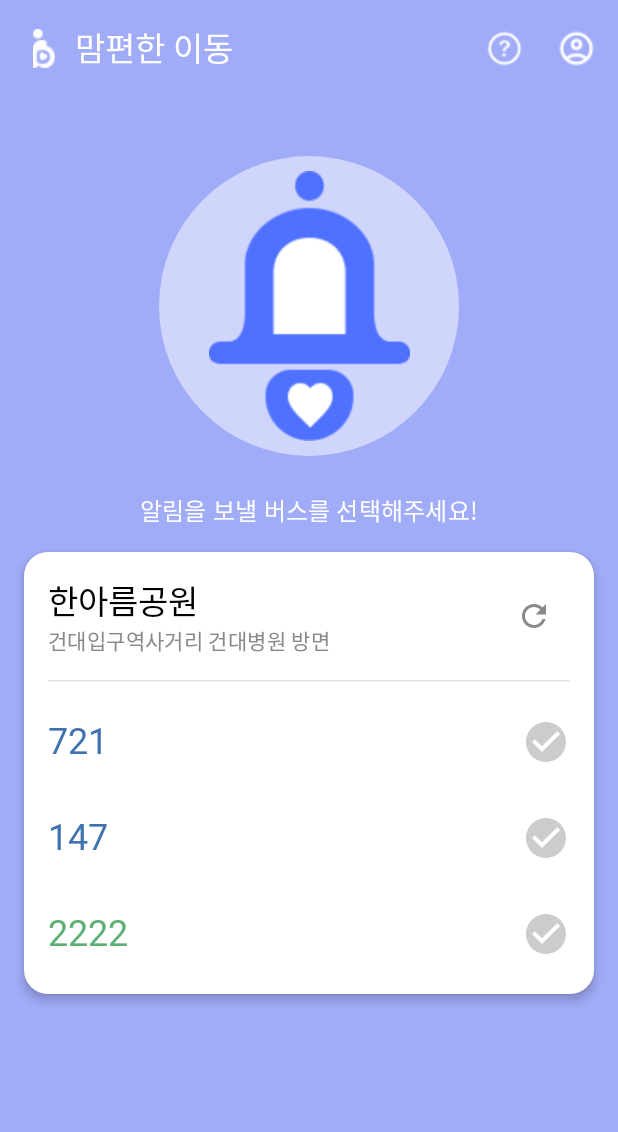
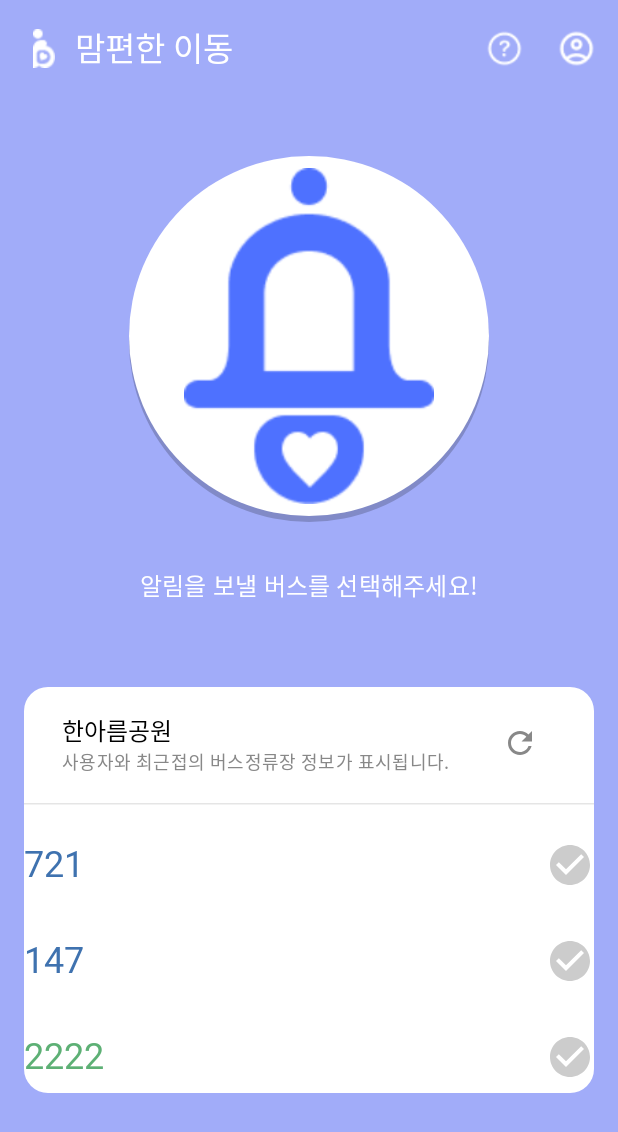
Before and after one commit to BFDream-AutoEver/BFDream-Android, an Android app built with Jetpack Compose: the @Preview function MainPreview, on a phone screen of 412 x 824 dp. Shown: the top 1132 px of the screen. Run offline under Robolectric (Android 15) with nearby library versions, the phone set to English and light mode, and no system bars; Roboto replaces fonts that are not available here.

Commit message:
feat: 메인 버튼 ui 수정

```diff
--- a/app/src/main/java/com/example/bfdream_android/components/MainScreen.kt
+++ b/app/src/main/java/com/example/bfdream_android/components/MainScreen.kt
@@ -23,6 +23,7 @@ import androidx.compose.foundation.shape.RoundedCornerShape
 import androidx.compose.material.icons.Icons
 import androidx.compose.material.icons.filled.CheckCircle
 import androidx.compose.material.icons.filled.Refresh
+import androidx.compose.material3.AlertDialog
 import androidx.compose.material3.Button
 import androidx.compose.material3.ButtonDefaults
 import androidx.compose.material3.Card
@@ -42,9 +43,12 @@ import androidx.compose.material3.TopAppBarDefaults
 import androidx.compose.runtime.Composable
 import androidx.compose.runtime.LaunchedEffect
 import androidx.compose.runtime.collectAsState
+import androidx.compose.runtime.derivedStateOf
 import androidx.compose.runtime.getValue
+import androidx.compose.runtime.mutableStateOf
 import androidx.compose.runtime.remember
 import androidx.compose.runtime.rememberCoroutineScope
+import androidx.compose.runtime.setValue
 import androidx.compose.ui.Alignment
 import androidx.compose.ui.Modifier
 import androidx.compose.ui.draw.blur
@@ -55,6 +59,7 @@ import androidx.compose.ui.res.painterResource
 import androidx.compose.ui.text.font.FontWeight
 import androidx.compose.ui.tooling.preview.Preview
 import androidx.compose.ui.unit.dp
+import androidx.compose.ui.unit.sp
 import androidx.lifecycle.ViewModel
 import androidx.lifecycle.viewmodel.compose.viewModel
 import com.example.bfdream_android.R
@@ -67,34 +72,54 @@ import kotlinx.coroutines.launch
 fun MainScreen(
     onNavigateToHelp: () -> Unit,
     onNavigateToProfile: () -> Unit,
-    btViewModel: BTViewModel = viewModel( // 수정: ViewModel 타입 및 이름 변경
+    btViewModel: BTViewModel = viewModel(
         factory = BTViewModelFactory(LocalContext.current.applicationContext)
     )
 ) {
-    val selectedBusId by btViewModel.selectedBusId.collectAsState() // 수정: ViewModel 인스턴스 이름 변경
-    val connectionState by btViewModel.connectionState.collectAsState() // 수정: ViewModel 인스턴스 이름 변경
-    val isSending by btViewModel.isSending.collectAsState() // 수정: ViewModel 인스턴스 이름 변경
+    val selectedBusId by btViewModel.selectedBusId.collectAsState()
+    val connectionState by btViewModel.connectionState.collectAsState()
+    val isSending by btViewModel.isSending.collectAsState()
 
     val snackbarHostState = remember { SnackbarHostState() }
     val scope = rememberCoroutineScope()
 
-    // --- State -> Snackbar 메시지 표시 로직 ---
+    // --- [수정] 확인 모달 상태 변수만 남깁니다. ---
+    var showConfirmDialog by remember { mutableStateOf(false) }
+    // var showFailureDialog by remember { mutableStateOf(false) } // [수정] 이 변수 제거
+
+    // --- 선택된 버스 번호를 찾기 위한 로직 (유지) ---
+    val selectedBusInfo: BusInfo? by remember(selectedBusId) {
+        derivedStateOf {
+            if (selectedBusId == null) {
+                null
+            } else {
+                mockBusStops.firstOrNull()
+                    ?.buses
+                    ?.find { it.id == selectedBusId }
+            }
+        }
+    }
+
+
+    // --- [수정] State -> Snackbar/Modal 메시지 표시 로직 ---
+    // LaunchedEffect는 이제 스낵바 메시지(성공/진행)만 처리합니다.
     LaunchedEffect(connectionState) {
-        val currentState = connectionState // 스마트 캐스트를 위해 지역 변수에 저장
+        val currentState = connectionState
         val message = when (currentState) {
             is BTViewModel.BleConnectionState.Scanning -> "주변 버스 찾는 중..."
             is BTViewModel.BleConnectionState.Connecting -> "버스에 연결 중..."
             is BTViewModel.BleConnectionState.Connected -> "버스 연결됨, 알림 전송 시도..."
             is BTViewModel.BleConnectionState.Success -> "알림 전송 성공!"
-            is BTViewModel.BleConnectionState.Error -> "오류: ${currentState.message}"
-            is BTViewModel.BleConnectionState.Idle -> null // Idle 상태는 메시지 표시 안 함
+            is BTViewModel.BleConnectionState.Error -> null // [수정] Error는 여기서 처리 안 함
+            is BTViewModel.BleConnectionState.Idle -> null
         }
+
         message?.let {
             scope.launch {
                 snackbarHostState.showSnackbar(it)
-                // 성공 또는 에러 시 잠시 후 Idle 상태로 복귀
-                if (currentState is BTViewModel.BleConnectionState.Success || currentState is BTViewModel.BleConnectionState.Error) {
-                    kotlinx.coroutines.delay(2000) // 2초 대기
+                // 성공 시 딜레이 후 상태 리셋
+                if (currentState is BTViewModel.BleConnectionState.Success) {
+                    kotlinx.coroutines.delay(2000)
                     btViewModel.resetState()
                 }
             }
@@ -102,22 +127,67 @@ fun MainScreen(
     }
 
 
+    // --- 전송 확인 다이얼로그 (유지) ---
+    if (showConfirmDialog && selectedBusInfo != null) {
+        AlertDialog(
+            onDismissRequest = { showConfirmDialog = false },
+            title = { Text(text = "알림 전송 확인") },
+            text = { Text(text = "${selectedBusInfo!!.number}번 버스에 배려석 알림을 전송하시겠습니까?") },
+            confirmButton = {
+                Button(
+                    onClick = {
+                        btViewModel.sendCourtesySeatNotification()
+                        showConfirmDialog = false
+                    }
+                ) { Text("확인") }
+            },
+            dismissButton = {
+                Button(
+                    onClick = { showConfirmDialog = false }
+                ) { Text("취소") }
+            }
+        )
+    }
+
+    // --- [수정] 전송 실패 다이얼로그 ---
+    // connectionState가 Error일 때 '직접' 다이얼로그를 표시합니다.
+    val currentState = connectionState // 리컴포지션 시 현재 상태 읽기
+    if (currentState is BTViewModel.BleConnectionState.Error) {
+        AlertDialog(
+            onDismissRequest = {
+                btViewModel.resetState() // 밖을 클릭해도 상태 리셋
+            },
+            title = { Text(text = "버스 배려석 알림 전송에 실패하였습니다.") },
+            // (선택사항) VM의 구체적인 에러 메시지를 표시할 수 있습니다.
+            // text = { Text(text = currentState.message) },
+            text = { Text(text = "다시 한 번 시도해주세요.") },
+            confirmButton = {
+                Button(
+                    onClick = {
+                        btViewModel.resetState() // 확인 클릭 시 상태 리셋
+                    }
+                ) { Text("확인") }
+            }
+        )
+    }
+
+
     Scaffold(
-        snackbarHost = { SnackbarHost(snackbarHostState) }, // 스낵바 추가
+        snackbarHost = { SnackbarHost(snackbarHostState) },
         topBar = {
             TopAppBar(
                 title = {
-                    Row(verticalAlignment = Alignment.CenterVertically) { // 로고와 텍스트 정렬
+                    Row(verticalAlignment = Alignment.CenterVertically) {
                         Image(
                             painter = painterResource(R.drawable.main_logo),
                             contentDescription = "맘편한 이동 로고",
                             modifier = Modifier.size(26.dp)
                         )
-                        Spacer(modifier = Modifier.width(8.dp)) // 로고와 텍스트 간격
+                        Spacer(modifier = Modifier.width(8.dp))
                         Text(
                             text = "맘편한 이동",
                             fontWeight = FontWeight.Bold,
-                            color = Color.White // 흰색 텍스트
+                            color = Color.White
                         )
                     }
                 },
@@ -127,7 +197,6 @@ fun MainScreen(
                             painter = painterResource(R.drawable.main_help),
                             contentDescription = "도움말",
                             modifier = Modifier.size(26.dp)
-                            // tint 제거됨
                         )
                     }
                     IconButton(onClick = onNavigateToProfile) {
@@ -135,7 +204,6 @@ fun MainScreen(
                             painter = painterResource(R.drawable.main_info),
                             contentDescription = "앱 정보",
                             modifier = Modifier.size(26.dp)
-                            // tint 제거됨
                         )
                     }
                 },
@@ -151,95 +219,100 @@ fun MainScreen(
                 .background(Color(0xFFA1ACF9))
                 .padding(paddingValues)
                 .padding(16.dp),
-            horizontalAlignment = Alignment.CenterHorizontally // 자식 요소 가운데 정렬
+            horizontalAlignment = Alignment.CenterHorizontally
         ) {
-            Spacer(modifier = Modifier.height(24.dp)) // 상단 여백
+            Spacer(modifier = Modifier.height(24.dp))
 
             val interactionSource = remember { MutableInteractionSource() }
             val isPressed by interactionSource.collectIsPressedAsState()
 
-            // --- 버튼과 그림자를 겹치기 위한 Box ---
             Box(
-                modifier = Modifier.size(200.dp),
+                modifier = Modifier.size(240.dp),
                 contentAlignment = Alignment.Center
             ) {
                 // 1. 그림자 레이어
-                if (!isPressed && !isSending && selectedBusId != null) { // 눌리지 않았고, 전송중이 아니고, 버스가 선택되었을때만 그림자 표시
                 Box(
                     modifier = Modifier
-                            .matchParentSize() // 버튼 크기와 동일하게
-                            .offset(y = 4.dp) // 그림자를 4.dp 만큼 아래로 이동
+                        .matchParentSize()
+                        .offset(y = 4.dp)
                         .background(
-                                color = Color.Black.copy(alpha = 0.2f), // 그림자 색
+                            color = Color.Black.copy(alpha = 0.2f),
                             shape = CircleShape
                         )
-                            .blur(radius = 10.dp) // 그림자를 흐리게
+                        .blur(radius = 10.dp)
                 )
-                }
 
                 // 2. 버튼 레이어
                 Button(
                     onClick = {
                         if (selectedBusId != null && !isSending) {
-                            btViewModel.sendCourtesySeatNotification() // 수정: ViewModel 호출
+                            showConfirmDialog = true // 확인 모달 띄우기 (유지)
                         }
                     },
-                    modifier = Modifier.fillMaxSize(), // Box 크기에 맞춤
+                    modifier = Modifier.fillMaxSize(),
                     shape = CircleShape,
                     colors = ButtonDefaults.buttonColors(
-                        containerColor = Color.White,
-                        // 비활성화 상태 색 추가 (버스 미선택 또는 전송 중)
-                        disabledContainerColor = Color.White.copy(alpha = 0.5f)
+                        containerColor = Color(0xFF4E71FF),
+                        disabledContainerColor = Color.White
                     ),
                     elevation = ButtonDefaults.buttonElevation(
-                        defaultElevation = 0.dp, // 기본 그림자 0 (수동 처리)
-                        pressedElevation = 0.dp // 눌렀을 때 그림자 0
+                        defaultElevation = 0.dp,
+                        pressedElevation = 0.dp
                     ),
-                    interactionSource = interactionSource, // (중요) isPressed 상태 공유
-                    enabled = selectedBusId != null && !isSending // 버스 선택 & 전송 중 아닐 때만 활성화
+                    interactionSource = interactionSource,
+                    enabled = selectedBusId != null
+                            && !isSending
+                            && (currentState !is BTViewModel.BleConnectionState.Error)
                 ) {
                     if (isSending) {
-                        CircularProgressIndicator(modifier = Modifier.size(100.dp)) // 전송 중일 때 로딩 표시
+                        CircularProgressIndicator(modifier = Modifier.size(100.dp))
                     } else {
+                        val imageResource = if (selectedBusId != null) {
+                            R.drawable.main_button_selected
+                        } else {
+                            R.drawable.main_button
+                        }
+
+                        val contentDesc = if (selectedBusId != null) {
+                            "알림 발송 버튼 (활성화)"
+                        } else {
+                            "알림 발송 버튼 (비활성화 - 버스 선택 필요)"
+                        }
+
                         Image(
-                            painter = painterResource(R.drawable.main_button),
-                            contentDescription = "알림 발송 버튼",
-                            modifier = Modifier.size(180.dp) // 버튼 크기(200dp)보다 작게 설정
+                            painter = painterResource(id = imageResource),
+                            contentDescription = contentDesc,
+                            modifier = Modifier.size(280.dp)
                         )
                     }
                 }
             }
 
 
-            Spacer(modifier = Modifier.height(24.dp))
+            Spacer(modifier = Modifier.height(34.dp))
 
-            // 중앙 텍스트
             Text(
                 text = if (selectedBusId == null) "알림을 보낼 버스를 선택해주세요!" else "선택 완료! 알림을 울려주세요",
-                style = MaterialTheme.typography.titleMedium, // 크기 조정
+                style = MaterialTheme.typography.titleMedium,
                 fontWeight = FontWeight.Bold,
-                color = Color.White // 색상 변경
+                color = Color.White
             )
 
-            Spacer(modifier = Modifier.height(16.dp))
+            Spacer(modifier = Modifier.height(56.dp))
 
-            // 버스 목록 (실제 데이터 반영)
-            BusStopCard( // BusStopList 대신 직접 Card 사용
-                stop = mockBusStops.first(), // 일단 첫 번째 정류장만 표시 (추후 확장)
+            BusStopCard(
+                stop = mockBusStops.first(),
                 selectedBusId = selectedBusId,
                 onBusSelected = { busId ->
-                    btViewModel.selectBus(busId) // 수정: ViewModel 호출
+                    btViewModel.selectBus(busId)
                 },
                 onRefresh = { /* TODO: 새로고침 로직 */ }
             )
-
-            // LazyColumn은 Column 바로 아래에 직접 사용 권장되지 않음 (스크롤 문제)
-            // 필요 시 BoxWithConstraints 등을 사용
         }
     }
 }
 
-// --- 목업 데이터 및 실제 컴포저블 ---
+// --- 목업 데이터 및 실제 컴포저블 (이하 동일) ---
 
 // 데이터 클래스 (실제 앱에서는 API 등에서 가져와야 함)
 data class BusInfo(val id: String, val number: String, val color: Color, val arrivalTime: String? = null)
@@ -269,14 +342,13 @@ fun BusStopCard(
 ) {
     Card(
         modifier = Modifier.fillMaxWidth(),
-        elevation = CardDefaults.cardElevation(defaultElevation = 4.dp), // 그림자 살짝 추가
         shape = RoundedCornerShape(16.dp), // 모서리 둥글게
         colors = CardDefaults.cardColors(containerColor = Color.White) // 카드 배경 흰색
     ) {
-        Column(modifier = Modifier.padding(16.dp)) {
+        Column(modifier = Modifier.padding(top = 13.dp)) {
             // 헤더 (정류장 이름, 방향, 새로고침 버튼)
             Row(
-                modifier = Modifier.fillMaxWidth(),
+                modifier = Modifier.fillMaxWidth().padding(start = 25.dp, end = 25.dp),
                 verticalAlignment = Alignment.CenterVertically,
                 horizontalArrangement = Arrangement.SpaceBetween
             ) {
@@ -285,11 +357,13 @@ fun BusStopCard(
                         text = stop.name,
                         style = MaterialTheme.typography.titleLarge, // 크기 키움
                         fontWeight = FontWeight.Bold,
+                        fontSize = 16.sp,
                         color = Color.Black // 검은색
                     )
                     Text(
-                        text = stop.direction,
+                        text = "사용자와 최근접의 버스정류장 정보가 표시됩니다.",
                         style = MaterialTheme.typography.bodyMedium,
+                        fontSize = 12.sp,
                         color = Color.Gray // 회색
                     )
                 }
```
Also changed, not shown: app/src/main/java/com/example/bfdream_android/components/InfoScreen.kt (+12 -10 lines), app/src/main/java/com/example/bfdream_android/components/SplashScreen.kt (+0 -15 lines), app/src/main/java/com/example/bfdream_android/viewmodel/BTViewModel.kt (+10 -9 lines), app/src/main/res/drawable/help_page.png, app/src/main/res/drawable/main_button_selected.png (added), app/src/main/res/drawable/onboard1.png, app/src/main/res/drawable/onboard2.png, app/src/main/res/drawable/onboard3.png, app/src/main/res/drawable/onboard4.png, 1 other file. Lines whose indentation alone changed are shown as unchanged.
